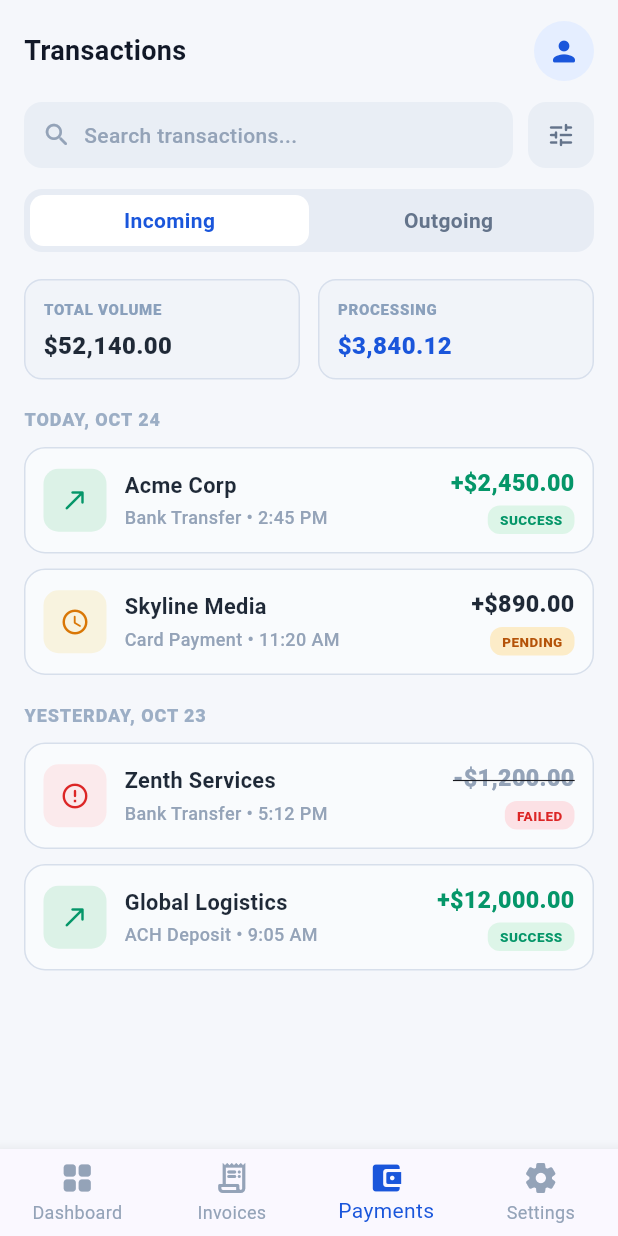
After one commit to Ragavan-Promantus/payment-mobile-app-ui, a Flutter app: the PaymentsScreen screen opened directly, on a phone screen of 412 x 824 dp. The commit adds this screen. Run offline on Flutter 3.47's test engine with Material 3 defaults, Android fonts, the phone set to English and light mode, and no system bars.

Commit message:
payments screen added

```diff
--- a/lib/screens/dashboard/dashboard_screen.dart
+++ b/lib/screens/dashboard/dashboard_screen.dart
@@ -1,6 +1,7 @@
 import 'package:flutter/material.dart';
 
 import '../../theme/app_theme.dart';
+import '../payments/payments_screen.dart';
 import '../settings/settings_screen.dart';
 import 'widgets/balance_card.dart';
 import 'widgets/cash_flow_line_graph.dart';
@@ -58,7 +59,11 @@ class _DashboardScreenState extends State<DashboardScreen> {
         unselectedItemColor: const Color(0xFF94A3B8),
         showUnselectedLabels: true,
         onTap: (index) {
-          if (index == 3) {
+          if (index == 2) {
+            Navigator.of(
+              context,
+            ).push(MaterialPageRoute(builder: (_) => const PaymentsScreen()));
+          } else if (index == 3) {
             Navigator.of(
               context,
             ).push(MaterialPageRoute(builder: (_) => const SettingsScreen()));
--- /dev/null
+++ b/lib/screens/payments/payments_screen.dart
@@ -0,0 +1,434 @@
+import 'package:flutter/material.dart';
+
+import '../../theme/app_theme.dart';
+import '../dashboard/dashboard_screen.dart';
+import '../settings/settings_screen.dart';
+
+class PaymentsScreen extends StatelessWidget {
+  const PaymentsScreen({super.key});
+
+  @override
+  Widget build(BuildContext context) {
+    return Scaffold(
+      backgroundColor: const Color(0xFFF5F7FB),
+      bottomNavigationBar: BottomNavigationBar(
+        currentIndex: 2,
+        type: BottomNavigationBarType.fixed,
+        selectedItemColor: AppTheme.primaryBlue,
+        unselectedItemColor: const Color(0xFF94A3B8),
+        showUnselectedLabels: true,
+        onTap: (index) {
+          if (index == 0) {
+            Navigator.of(context).pushReplacement(
+              MaterialPageRoute(builder: (_) => const DashboardScreen()),
+            );
+          } else if (index == 3) {
+            Navigator.of(
+              context,
+            ).push(MaterialPageRoute(builder: (_) => const SettingsScreen()));
+          }
+        },
+        items: const [
+          BottomNavigationBarItem(
+            icon: Icon(Icons.grid_view_rounded),
+            label: 'Dashboard',
+          ),
+          BottomNavigationBarItem(
+            icon: Icon(Icons.receipt_long_rounded),
+            label: 'Invoices',
+          ),
+          BottomNavigationBarItem(
+            icon: Icon(Icons.account_balance_wallet_rounded),
+            label: 'Payments',
+          ),
+          BottomNavigationBarItem(
+            icon: Icon(Icons.settings_rounded),
+            label: 'Settings',
+          ),
+        ],
+      ),
+      body: SafeArea(
+        child: SingleChildScrollView(
+          padding: const EdgeInsets.fromLTRB(16, 14, 16, 18),
+          child: Column(
+            crossAxisAlignment: CrossAxisAlignment.start,
+            children: [
+              Row(
+                children: [
+                  const Text(
+                    'Transactions',
+                    style: TextStyle(
+                      color: Color(0xFF111827),
+                      fontSize: 36 / 2,
+                      fontWeight: FontWeight.w700,
+                    ),
+                  ),
+                  const Spacer(),
+                  Container(
+                    width: 40,
+                    height: 40,
+                    decoration: const BoxDecoration(
+                      color: Color(0xFFE5EEFF),
+                      shape: BoxShape.circle,
+                    ),
+                    child: const Icon(
+                      Icons.person_rounded,
+                      color: AppTheme.primaryBlue,
+                      size: 22,
+                    ),
+                  ),
+                ],
+              ),
+              const SizedBox(height: 14),
+              Row(
+                children: [
+                  Expanded(
+                    child: Container(
+                      height: 44,
+                      padding: const EdgeInsets.symmetric(horizontal: 12),
+                      decoration: BoxDecoration(
+                        color: const Color(0xFFE9EEF5),
+                        borderRadius: BorderRadius.circular(12),
+                      ),
+                      child: Row(
+                        children: const [
+                          Icon(
+                            Icons.search_rounded,
+                            color: Color(0xFF94A3B8),
+                            size: 20,
+                          ),
+                          SizedBox(width: 8),
+                          Text(
+                            'Search transactions...',
+                            style: TextStyle(
+                              color: Color(0xFF94A3B8),
+                              fontWeight: FontWeight.w500,
+                              fontSize: 14,
+                            ),
+                          ),
+                        ],
+                      ),
+                    ),
+                  ),
+                  const SizedBox(width: 10),
+                  Container(
+                    width: 44,
+                    height: 44,
+                    decoration: BoxDecoration(
+                      color: const Color(0xFFE9EEF5),
+                      borderRadius: BorderRadius.circular(12),
+                    ),
+                    child: const Icon(
+                      Icons.tune_rounded,
+                      color: Color(0xFF64748B),
+                      size: 20,
+                    ),
+                  ),
+                ],
+              ),
+              const SizedBox(height: 14),
+              Container(
+                padding: const EdgeInsets.all(4),
+                decoration: BoxDecoration(
+                  color: const Color(0xFFE7ECF4),
+                  borderRadius: BorderRadius.circular(12),
+                ),
+                child: Row(
+                  children: const [
+                    Expanded(
+                      child: _SegmentItem(label: 'Incoming', isActive: true),
+                    ),
+                    Expanded(
+                      child: _SegmentItem(label: 'Outgoing', isActive: false),
+                    ),
+                  ],
+                ),
+              ),
+              const SizedBox(height: 18),
+              Row(
+                children: const [
+                  Expanded(
+                    child: _StatCard(
+                      title: 'TOTAL VOLUME',
+                      value: '\$52,140.00',
+                      valueColor: Color(0xFF1F2937),
+                    ),
+                  ),
+                  SizedBox(width: 12),
+                  Expanded(
+                    child: _StatCard(
+                      title: 'PROCESSING',
+                      value: '\$3,840.12',
+                      valueColor: AppTheme.primaryBlue,
+                    ),
+                  ),
+                ],
+              ),
+              const SizedBox(height: 18),
+              const _DateHeader('TODAY, OCT 24'),
+              const SizedBox(height: 10),
+              const _PaymentTile(
+                icon: Icons.north_east_rounded,
+                iconBg: Color(0xFFDCF2E7),
+                iconColor: Color(0xFF059669),
+                name: 'Acme Corp',
+                detail: 'Bank Transfer • 2:45 PM',
+                amount: '+\$2,450.00',
+                amountColor: Color(0xFF059669),
+                status: 'SUCCESS',
+                statusBg: Color(0xFFDDF5E8),
+                statusColor: Color(0xFF059669),
+              ),
+              const SizedBox(height: 10),
+              const _PaymentTile(
+                icon: Icons.access_time_rounded,
+                iconBg: Color(0xFFF8F3DF),
+                iconColor: Color(0xFFD97706),
+                name: 'Skyline Media',
+                detail: 'Card Payment • 11:20 AM',
+                amount: '+\$890.00',
+                amountColor: Color(0xFF1F2937),
+                status: 'PENDING',
+                statusBg: Color(0xFFFCECC8),
+                statusColor: Color(0xFFB45309),
+              ),
+              const SizedBox(height: 18),
+              const _DateHeader('YESTERDAY, OCT 23'),
+              const SizedBox(height: 10),
+              const _PaymentTile(
+                icon: Icons.error_outline_rounded,
+                iconBg: Color(0xFFFBEAEC),
+                iconColor: Color(0xFFDC2626),
+                name: 'Zenth Services',
+                detail: 'Bank Transfer • 5:12 PM',
+                amount: '-\$1,200.00',
+                amountColor: Color(0xFF94A3B8),
+                status: 'FAILED',
+                statusBg: Color(0xFFFCE1E5),
+                statusColor: Color(0xFFDC2626),
+                amountStrikethrough: true,
+              ),
+              const SizedBox(height: 10),
+              const _PaymentTile(
+                icon: Icons.north_east_rounded,
+                iconBg: Color(0xFFDCF2E7),
+                iconColor: Color(0xFF059669),
+                name: 'Global Logistics',
+                detail: 'ACH Deposit • 9:05 AM',
+                amount: '+\$12,000.00',
+                amountColor: Color(0xFF059669),
+                status: 'SUCCESS',
+                statusBg: Color(0xFFDDF5E8),
+                statusColor: Color(0xFF059669),
+              ),
+            ],
+          ),
+        ),
+      ),
+    );
+  }
+}
+
+class _SegmentItem extends StatelessWidget {
+  const _SegmentItem({required this.label, required this.isActive});
+
+  final String label;
+  final bool isActive;
+
+  @override
+  Widget build(BuildContext context) {
+    return Container(
+      height: 34,
+      alignment: Alignment.center,
+      decoration: BoxDecoration(
+        color: isActive ? Colors.white : Colors.transparent,
+        borderRadius: BorderRadius.circular(9),
+      ),
+      child: Text(
+        label,
+        style: TextStyle(
+          color: isActive ? AppTheme.primaryBlue : const Color(0xFF64748B),
+          fontSize: 14,
+          fontWeight: FontWeight.w700,
+        ),
+      ),
+    );
+  }
+}
+
+class _StatCard extends StatelessWidget {
+  const _StatCard({
+    required this.title,
+    required this.value,
+    required this.valueColor,
+  });
+
+  final String title;
+  final String value;
+  final Color valueColor;
+
+  @override
+  Widget build(BuildContext context) {
+    return Container(
+      padding: const EdgeInsets.fromLTRB(12, 12, 12, 10),
+      decoration: BoxDecoration(
+        color: const Color(0xFFF1F4F9),
+        borderRadius: BorderRadius.circular(12),
+        border: Border.all(color: const Color(0xFFD7DFEC)),
+      ),
+      child: Column(
+        crossAxisAlignment: CrossAxisAlignment.start,
+        children: [
+          Text(
+            title,
+            style: const TextStyle(
+              color: Color(0xFF8AA0BC),
+              fontSize: 10,
+              fontWeight: FontWeight.w800,
+              letterSpacing: 0.5,
+            ),
+          ),
+          const SizedBox(height: 6),
+          Text(
+            value,
+            style: TextStyle(
+              color: valueColor,
+              fontSize: 32 / 2,
+              fontWeight: FontWeight.w800,
+            ),
+          ),
+        ],
+      ),
+    );
+  }
+}
+
+class _DateHeader extends StatelessWidget {
+  const _DateHeader(this.text);
+
+  final String text;
+
+  @override
+  Widget build(BuildContext context) {
+    return Text(
+      text,
+      style: const TextStyle(
+        color: Color(0xFF9CAEC5),
+        fontSize: 12,
+        fontWeight: FontWeight.w800,
+        letterSpacing: 0.6,
+      ),
+    );
+  }
+}
+
+class _PaymentTile extends StatelessWidget {
+  const _PaymentTile({
+    required this.icon,
+    required this.iconBg,
+    required this.iconColor,
+    required this.name,
+    required this.detail,
+    required this.amount,
+    required this.amountColor,
+    required this.status,
+    required this.statusBg,
+    required this.statusColor,
+    this.amountStrikethrough = false,
+  });
+
+  final IconData icon;
+  final Color iconBg;
+  final Color iconColor;
+  final String name;
+  final String detail;
+  final String amount;
+  final Color amountColor;
+  final String status;
+  final Color statusBg;
+  final Color statusColor;
+  final bool amountStrikethrough;
+
+  @override
+  Widget build(BuildContext context) {
+    return Container(
+      padding: const EdgeInsets.symmetric(horizontal: 12, vertical: 12),
+      decoration: BoxDecoration(
+        color: const Color(0xFFF9FBFD),
+        borderRadius: BorderRadius.circular(14),
+        border: Border.all(color: const Color(0xFFD7DFEB)),
+      ),
+      child: Row(
+        children: [
+          Container(
+            width: 42,
+            height: 42,
+            decoration: BoxDecoration(
+              color: iconBg,
+              borderRadius: BorderRadius.circular(10),
+            ),
+            child: Icon(icon, color: iconColor, size: 20),
+          ),
+          const SizedBox(width: 12),
+          Expanded(
+            child: Column(
+              crossAxisAlignment: CrossAxisAlignment.start,
+              children: [
+                Text(
+                  name,
+                  style: const TextStyle(
+                    color: Color(0xFF1F2937),
+                    fontSize: 29 / 2,
+                    fontWeight: FontWeight.w700,
+                  ),
+                ),
+                const SizedBox(height: 2),
+                Text(
+                  detail,
+                  style: const TextStyle(
+                    color: Color(0xFF94A3B8),
+                    fontSize: 12,
+                    fontWeight: FontWeight.w500,
+                  ),
+                ),
+              ],
+            ),
+          ),
+          Column(
+            crossAxisAlignment: CrossAxisAlignment.end,
+            children: [
+              Text(
+                amount,
+                style: TextStyle(
+                  color: amountColor,
+                  fontSize: 31 / 2,
+                  fontWeight: FontWeight.w800,
+                  decoration: amountStrikethrough
+                      ? TextDecoration.lineThrough
+                      : TextDecoration.none,
+                ),
+              ),
+              const SizedBox(height: 4),
+              Container(
+                padding: const EdgeInsets.symmetric(horizontal: 8, vertical: 3),
+                decoration: BoxDecoration(
+                  color: statusBg,
+                  borderRadius: BorderRadius.circular(8),
+                ),
+                child: Text(
+                  status,
+                  style: TextStyle(
+                    color: statusColor,
+                    fontSize: 9,
+                    fontWeight: FontWeight.w800,
+                    letterSpacing: 0.3,
+                  ),
+                ),
+              ),
+            ],
+          ),
+        ],
+      ),
+    );
+  }
+}
```
